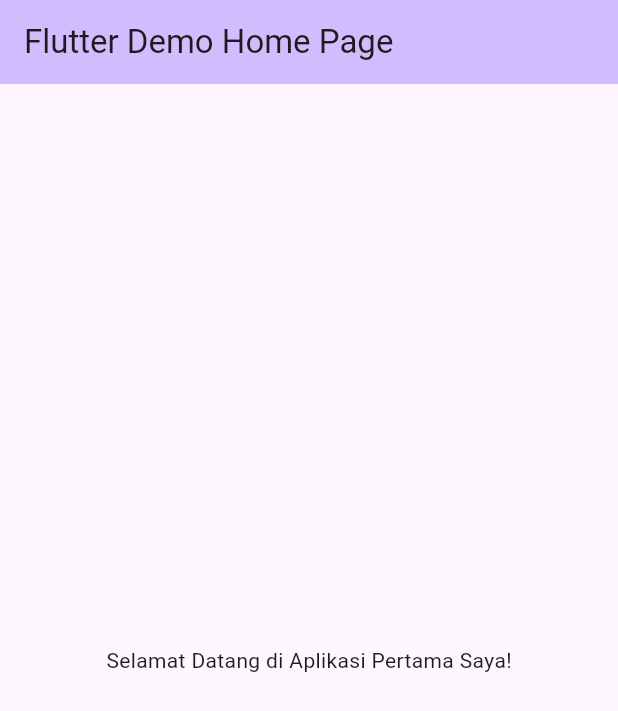
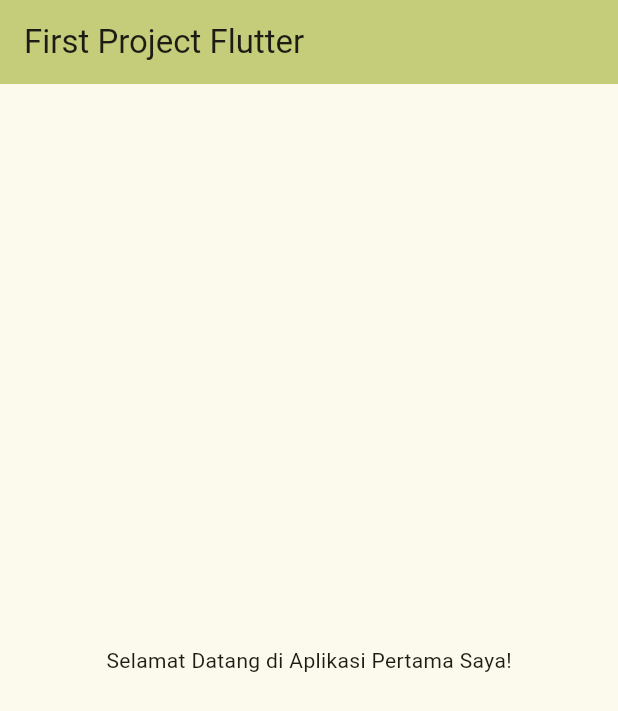
Before and after one commit to JadenSahempa/Project_Flutter, a Flutter app: the screen it shows after launch, on a phone screen of 412 x 824 dp. Shown: the top 711 px of the screen. Run offline on Flutter 3.47's test engine with Material 3 defaults, Android fonts, the phone set to English and light mode, and no system bars.

Commit message:
docs: update main page text and title

```diff
--- a/lib/main.dart
+++ b/lib/main.dart
@@ -11,7 +11,7 @@ class MyApp extends StatelessWidget {
   @override
   Widget build(BuildContext context) {
     return MaterialApp(
-      title: 'Flutter Demo',
+      title: 'Flutter Project',
       theme: ThemeData(
         // This is the theme of your application.
         //
@@ -28,9 +28,9 @@ class MyApp extends StatelessWidget {
         //
         // This works for code too, not just values: Most code changes can be
         // tested with just a hot reload.
-        colorScheme: ColorScheme.fromSeed(seedColor: Colors.deepPurple),
+        colorScheme: ColorScheme.fromSeed(seedColor: Colors.lime),
       ),
-      home: const MyHomePage(title: 'Flutter Demo Home Page'),
+      home: const MyHomePage(title: 'First Project Flutter'),
     );
   }
 }
```
Also changed, not shown: 1 other file.
